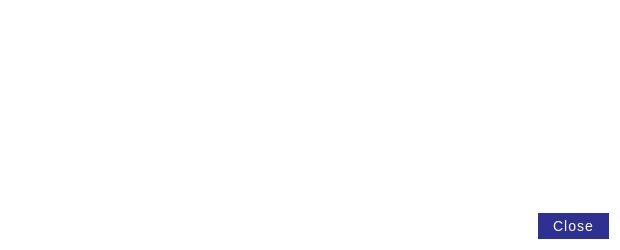
Above: src/qt/forms/transactiondescdialog.ui from hardwarewise/SIN-core before the change. Below: the same form after it.
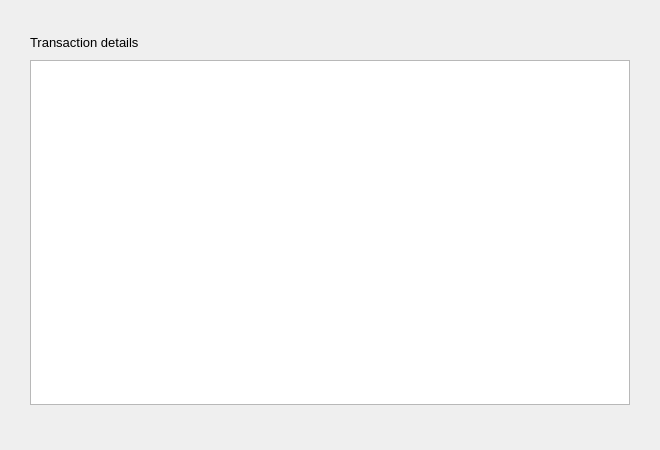
That is the form after the change.

```diff
--- a/src/qt/forms/transactiondescdialog.ui
+++ b/src/qt/forms/transactiondescdialog.ui
@@ -6,68 +6,59 @@
    <rect>
     <x>0</x>
     <y>0</y>
-    <width>620</width>
-    <height>250</height>
+    <width>660</width>
+    <height>450</height>
    </rect>
   </property>
   <property name="windowTitle">
    <string notr="true">Transaction details</string>
   </property>
-  <property name="styleSheet">
-   <string notr="true">QDialog#TransactionDescDialog {
-background-color: #FFFFFF;
-}
-
-QPushButton {
-
-	background-color: #2E3191;
-	background-repeat: no-repeat;
-    background-size: 1000% 1000%;
- 	padding: 5px 15px;
-	letter-spacing: 1px;
-	border: 0;
-	color: #ffffff;
-	font-size: 14px;
-		
-}
-QPushButton:hover {
-	background-color: #191c8a;
-	
-	
-}
-QPushButton:focus {
-	border: none;
-	outline: none;
-}
-QPushButton:pressed {
-	border: 1px solid #333;
-}
-
-QTextEdit#detailText {
-background-color: transparent;
-font-size: 14px;
-color: #333333;
-border:0;
-}</string>
-  </property>
   <layout class="QVBoxLayout" name="verticalLayout">
+   <property name="spacing">
+    <number>10</number>
+   </property>
+   <property name="leftMargin">
+    <number>30</number>
+   </property>
+   <property name="topMargin">
+    <number>35</number>
+   </property>
+   <property name="rightMargin">
+    <number>30</number>
+   </property>
+   <property name="bottomMargin">
+    <number>45</number>
+   </property>
    <item>
-    <widget class="QTextEdit" name="detailText">
+    <widget class="QLabel" name="label">
+     <property name="font">
+      <font>
+       <pointsize>10</pointsize>
+      </font>
+     </property>
+     <property name="text">
+      <string>Transaction details</string>
+     </property>
+    </widget>
+   </item>
+   <item>
+    <widget class="QTextBrowser" name="detailText">
+     <property name="font">
+      <font>
+       <pointsize>10</pointsize>
+      </font>
+     </property>
      <property name="toolTip">
       <string>This pane shows a detailed description of the transaction</string>
      </property>
      <property name="readOnly">
       <bool>true</bool>
      </property>
-    </widget>
-   </item>
-   <item>
-    <widget class="QDialogButtonBox" name="buttonBox">
-     <property name="orientation">
-      <enum>Qt::Horizontal</enum>
+     <property name="textInteractionFlags">
+      <set>Qt::LinksAccessibleByMouse|Qt::TextSelectableByMouse</set>
      </property>
-     <property name="standardButtons">
-      <set>QDialogButtonBox::Close</set>
+     <property name="openExternalLinks">
+      <bool>true</bool>
      </property>
     </widget>
    </item>
```
Left out of the diff: 35 changed lines with no effect on the pictures.
